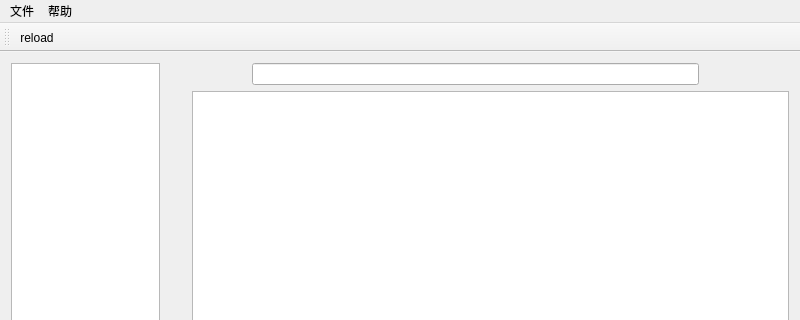
Before: the Qt Designer form mainwindow.ui in sonichy/HTYSVGEditor, drawn with Qt 5; both pictures show x 0 to 800 and y 0 to 320 of the 800 by 600 pixel window.
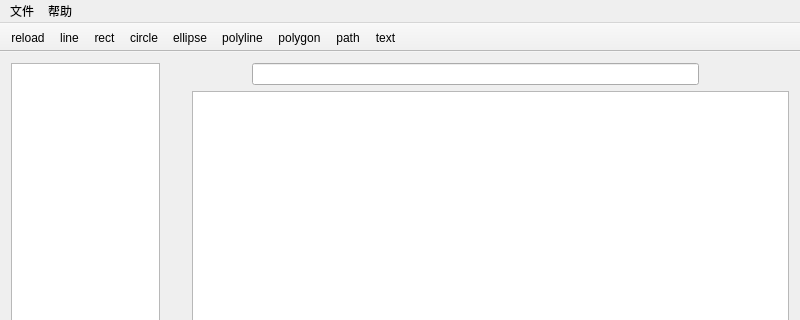
After: the same form once the commit is applied. Icons and pictures are not drawn.

Commit message: 工具栏增加 line、rect、circle、ellipse、polyline、polygon、path、text 工具

What changed in the file:
```diff
--- a/mainwindow.ui
+++ b/mainwindow.ui
@@ -242,6 +242,9 @@
    <addaction name="menu_2"/>
   </widget>
   <widget class="QToolBar" name="mainToolBar">
+   <property name="movable">
+    <bool>false</bool>
+   </property>
    <attribute name="toolBarArea">
     <enum>TopToolBarArea</enum>
    </attribute>
@@ -249,6 +252,14 @@
     <bool>false</bool>
    </attribute>
    <addaction name="actionReload"/>
+   <addaction name="actionLine"/>
+   <addaction name="actionRect"/>
+   <addaction name="actionCircle"/>
+   <addaction name="actionEllipse"/>
+   <addaction name="actionPolyline"/>
+   <addaction name="actionPolygon"/>
+   <addaction name="actionPath"/>
+   <addaction name="actionText"/>
   </widget>
   <widget class="QStatusBar" name="statusBar"/>
   <action name="action_open">
@@ -315,6 +326,84 @@
     <string>reload</string>
    </property>
   </action>
+  <action name="actionLine">
+   <property name="icon">
+    <iconset resource="res.qrc">
+     <normaloff>:/line.svg</normaloff>:/line.svg</iconset>
+   </property>
+   <property name="text">
+    <string>line</string>
+   </property>
+   <property name="toolTip">
+    <string>直线</string>
+   </property>
+  </action>
+  <action name="actionRect">
+   <property name="icon">
+    <iconset resource="res.qrc">
+     <normaloff>:/rect.svg</normaloff>:/rect.svg</iconset>
+   </property>
+   <property name="text">
+    <string>rect</string>
+   </property>
+   <property name="toolTip">
+    <string>矩形</string>
+   </property>
+  </action>
+  <action name="actionCircle">
+   <property name="icon">
+    <iconset resource="res.qrc">
+     <normaloff>:/circle.svg</normaloff>:/circle.svg</iconset>
+   </property>
+   <property name="text">
+    <string>circle</string>
+   </property>
+  </action>
+  <action name="actionEllipse">
+   <property name="icon">
+    <iconset resource="res.qrc">
+     <normaloff>:/ellipse.svg</normaloff>:/ellipse.svg</iconset>
+   </property>
+   <property name="text">
+    <string>ellipse</string>
+   </property>
+  </action>
+  <action name="actionPolygon">
+   <property name="icon">
+    <iconset resource="res.qrc">
+     <normaloff>:/polygon.svg</normaloff>:/polygon.svg</iconset>
+   </property>
+   <property name="text">
+    <string>polygon</string>
+   </property>
+  </action>
+  <action name="actionPolyline">
+   <property name="icon">
+    <iconset resource="res.qrc">
+     <normaloff>:/polyline.svg</normaloff>:/polyline.svg</iconset>
+   </property>
+   <property name="text">
+    <string>polyline</string>
+   </property>
+  </action>
+  <action name="actionPath">
+   <property name="icon">
+    <iconset resource="res.qrc">
+     <normaloff>:/path.svg</normaloff>:/path.svg</iconset>
+   </property>
+   <property name="text">
+    <string>path</string>
+   </property>
+  </action>
+  <action name="actionText">
+   <property name="icon">
+    <iconset resource="res.qrc">
+     <normaloff>:/text.svg</normaloff>:/text.svg</iconset>
+   </property>
+   <property name="text">
+    <string>text</string>
+   </property>
+  </action>
  </widget>
  <layoutdefault spacing="6" margin="11"/>
  <resources>
```
The commit also changes 14 other files.
